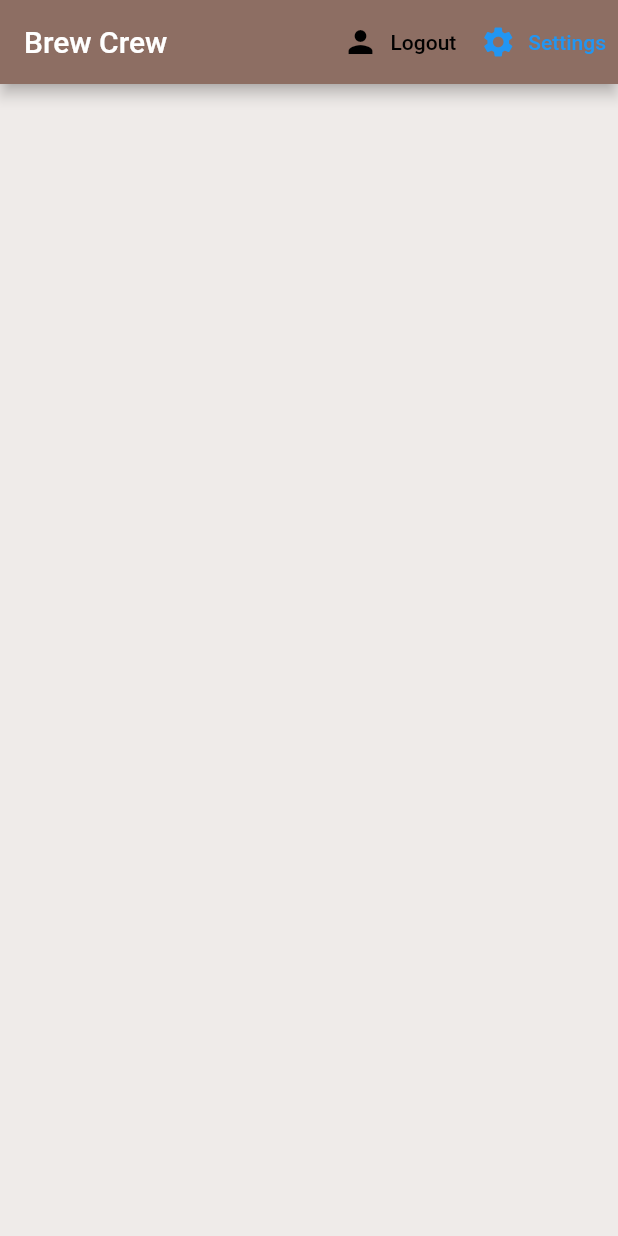
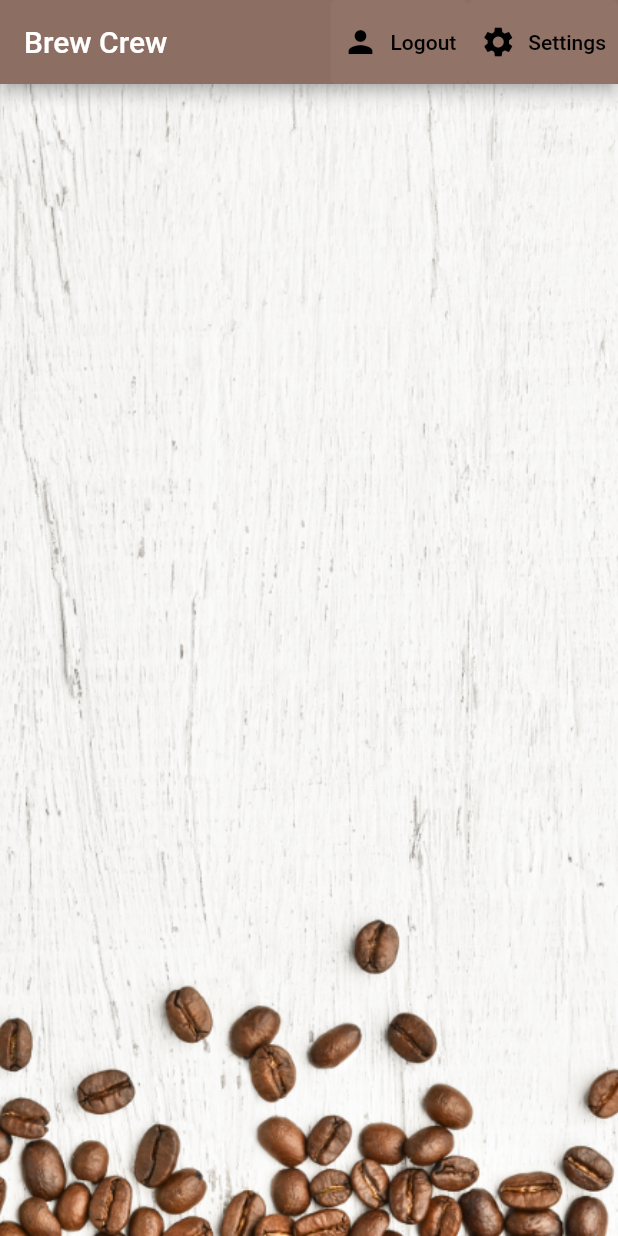
Before and after one commit to rajoriaakash/Brew-Crew_app, a Flutter app: the screen it shows once a user with an empty profile is signed in, after a tap on "Logout", on a phone screen of 412 x 824 dp. Run offline on Flutter 3.47's test engine with Material 2 defaults, Android fonts, the phone set to English and light mode, and no system bars; our stand-ins replace cloud_firestore, firebase_auth, firebase_core, flutter_spinkit; accounts and stored records are empty.

Commit message:
Added finishing touches

```diff
--- a/lib/screens/Authenticate/register.dart
+++ b/lib/screens/Authenticate/register.dart
@@ -23,22 +23,35 @@ class _RegisterState extends State<Register> {
       appBar: AppBar(
           actions: [
           TextButton.icon(
+            style: TextButton.styleFrom(
+              backgroundColor: Colors.white.withOpacity(0.03),
+            ),
             onPressed: (){
               widget.Toggle();
               },
-      label: Text('Sign In'),
-      icon: Icon(Icons.person),
+            label: Text(
+                'Sign In',
+              style: TextStyle(
+                color: Colors.black,
+              ),
+            ),
+            icon: Icon(
+                Icons.person,
+              color: Colors.black,
+            ),
           ),
         ],
         backgroundColor: Colors.brown[800],
         title: Text('Register to Brew Crew'),
       ),
-      body: Container(
+      body: Padding(
+        padding: const EdgeInsets.all(8.0),
+        child: Container(
           child: Form(
             key:_formkey,
             child: Column(
               children: [
-              SizedBox(height: 30.0),
+                SizedBox(height: 10.0),
                 TextFormField(
                   validator: (val) => val.isEmpty? "Enter a valid email " : null,
                   onChanged: (val) {
@@ -64,6 +77,7 @@ class _RegisterState extends State<Register> {
                     hintText: 'Enter your password',
                   ),
                 ),
+                SizedBox(height:30.0),
                 TextButton(
                   onPressed: () async {
                     if(_formkey.currentState.validate()) {
@@ -77,6 +91,7 @@ class _RegisterState extends State<Register> {
                   },
                   style: TextButton.styleFrom(
                     primary: Colors.brown,
+                    backgroundColor: Colors.white.withOpacity(0.2),
                   ),
                   child: Text('Register'),
 
@@ -90,6 +105,7 @@ class _RegisterState extends State<Register> {
             ),
           ),
         ),
+      ),
     );
   }
 }
--- a/lib/screens/Authenticate/sign_in.dart
+++ b/lib/screens/Authenticate/sign_in.dart
@@ -26,23 +26,35 @@ class _SignInState extends State<SignIn> {
       appBar: AppBar(
         actions: [
           TextButton.icon(
+            style: TextButton.styleFrom(
+              backgroundColor: Colors.white.withOpacity(0.03),
+            ),
             onPressed: (){
               widget.Toggle();
-
             },
-            label: Text('Register'),
-            icon: Icon(Icons.person_add),
+            label: Text(
+                'Register',
+              style: TextStyle(
+                color: Colors.black,
+              ),
+            ),
+            icon: Icon(
+                Icons.person_add,
+              color: Colors.black,
+            ),
           )
         ],
         backgroundColor: Colors.brown[800],
         title: Text('Sign In to Brew Crew'),
       ),
-      body: Container(
+      body: Padding(
+        padding: const EdgeInsets.all(8.0),
+        child: Container(
           child: Form(
             key:_formkey,
             child: Column(
               children: [
-              SizedBox(height: 30.0),
+                SizedBox(height: 10.0),
                 TextFormField(
                   validator: (val) => val.isEmpty? "Enter a valid email " : null,
                   onChanged: (val) {
@@ -68,6 +80,7 @@ class _SignInState extends State<SignIn> {
                     hintText: 'Enter your password',
                   ),
                 ),
+                SizedBox(height:30.0),
                 TextButton(
                   onPressed: () async{
                     if(_formkey.currentState.validate()) {
@@ -86,6 +99,7 @@ class _SignInState extends State<SignIn> {
                   },
                   style: TextButton.styleFrom(
                       primary: Colors.brown,
+                    backgroundColor: Colors.white.withOpacity(0.2),
                   ),
                   child: Text('Sign In'),
 
@@ -99,6 +113,7 @@ class _SignInState extends State<SignIn> {
             ),
           ),
         ),
+      ),
     );
   }
 }
--- a/lib/screens/Home/brew_tile.dart
+++ b/lib/screens/Home/brew_tile.dart
@@ -12,6 +12,7 @@ class BrewTile extends StatelessWidget {
         leading: CircleAvatar(
           radius: 20.0,
           backgroundColor: Colors.brown[brew.strength],
+          backgroundImage: AssetImage('assets/coffee_icon.png'),
         ),
         title: Text(brew.name),
         subtitle: Text("Takes ${brew.sugars} sugars"),
--- a/lib/screens/Home/home.dart
+++ b/lib/screens/Home/home.dart
@@ -14,6 +14,7 @@ class Home extends StatelessWidget {
     void _showSettingsPanel(){
       showModalBottomSheet(context: context, builder: (context){
         return Container(
+          padding: EdgeInsets.symmetric(vertical: 20.0, horizontal: 60.0),
           child: SettingsForm(),
         );
 
@@ -28,6 +29,9 @@ class Home extends StatelessWidget {
               title: Text('Brew Crew'),
               actions: <Widget>[
                 TextButton.icon(
+                    style: TextButton.styleFrom(
+                      backgroundColor: Colors.white.withOpacity(0.03),
+                    ),
                     onPressed: () async{
                       await _auth.signOut();
                     },
@@ -43,15 +47,33 @@ class Home extends StatelessWidget {
                     )
                 ),
                 TextButton.icon(
+                  style: TextButton.styleFrom(
+                    backgroundColor: Colors.white.withOpacity(0.03),
+                  ),
                   onPressed: () {
                     _showSettingsPanel();
                   },
-                  icon: Icon(Icons.settings),
-                  label:Text('Settings'),
+                  icon: Icon(
+                      Icons.settings,
+                  color: Colors.black,),
+                  label:Text(
+                      'Settings',
+                    style: TextStyle(
+                      color: Colors.black,
+                    ),
+                  ),
                 )
               ]
           ),
-          body: BrewList(),
+          body: Container(
+            decoration: BoxDecoration(
+              image: DecorationImage(
+                image: AssetImage('assets/coffee_bg.png'),
+                fit: BoxFit.cover,
+              )
+            ),
+              child: BrewList()
+          ),
       ),
     );
   }
--- a/lib/screens/Home/settings_form.dart
+++ b/lib/screens/Home/settings_form.dart
@@ -32,9 +32,17 @@ class _SettingsFormState extends State<SettingsForm> {
 
           return Form(
               key: _formkey,
+              child: Padding(
+                padding: const EdgeInsets.all(8.0),
                 child: Column(
                   children: [
-                  Text('Update your brew settings'),
+                    Text(
+                        'Update your brew settings',
+                      style: TextStyle(
+                        fontSize: 20.0,
+                        color: Colors.brown[900],
+                      ),
+                    ),
                     SizedBox(height: 30.0),
                     //TextFiled for name
                     TextFormField(
@@ -65,6 +73,7 @@ class _SettingsFormState extends State<SettingsForm> {
                         });
                       },
                     ),
+                    SizedBox(height: 20.0,),
                     //slider for strength
                     Slider(
                       value: (_currentstrength ?? userData.strength).toDouble()  ,
@@ -82,6 +91,9 @@ class _SettingsFormState extends State<SettingsForm> {
                     SizedBox(height: 30.0),
                     //update button
                     TextButton(
+                      style: TextButton.styleFrom(
+                        backgroundColor: Colors.white.withOpacity(0.03),
+                      ),
                       onPressed: () async{
                         if(_formkey.currentState.validate()) {
                           await DatabaseService(uid: user.uid).updateUserData(
@@ -92,11 +104,15 @@ class _SettingsFormState extends State<SettingsForm> {
                         }
                         Navigator.pop(context);
                       },
-                    child: Text('Update'),
+                      child: Text(
+                          'Update',
+                        style: TextStyle(color: Colors.brown[900]),
+                      ),
 
                     )
 
                   ],
+                ),
               ),
 
           );
--- a/pubspec.yaml
+++ b/pubspec.yaml
@@ -49,9 +49,8 @@ flutter:
   uses-material-design: true
 
   # To add assets to your application, add an assets section, like this:
-  # assets:
-  #   - images/a_dot_burr.jpeg
-  #   - images/a_dot_ham.jpeg
+  assets:
+    - assets/
 
   # An image asset can refer to one or more resolution-specific "variants", see
   # https://flutter.dev/assets-and-images/#resolution-aware.
```
Also changed, not shown: assets/coffee_bg.png (added), assets/coffee_icon.png (added). Lines whose indentation alone changed are shown as unchanged.
